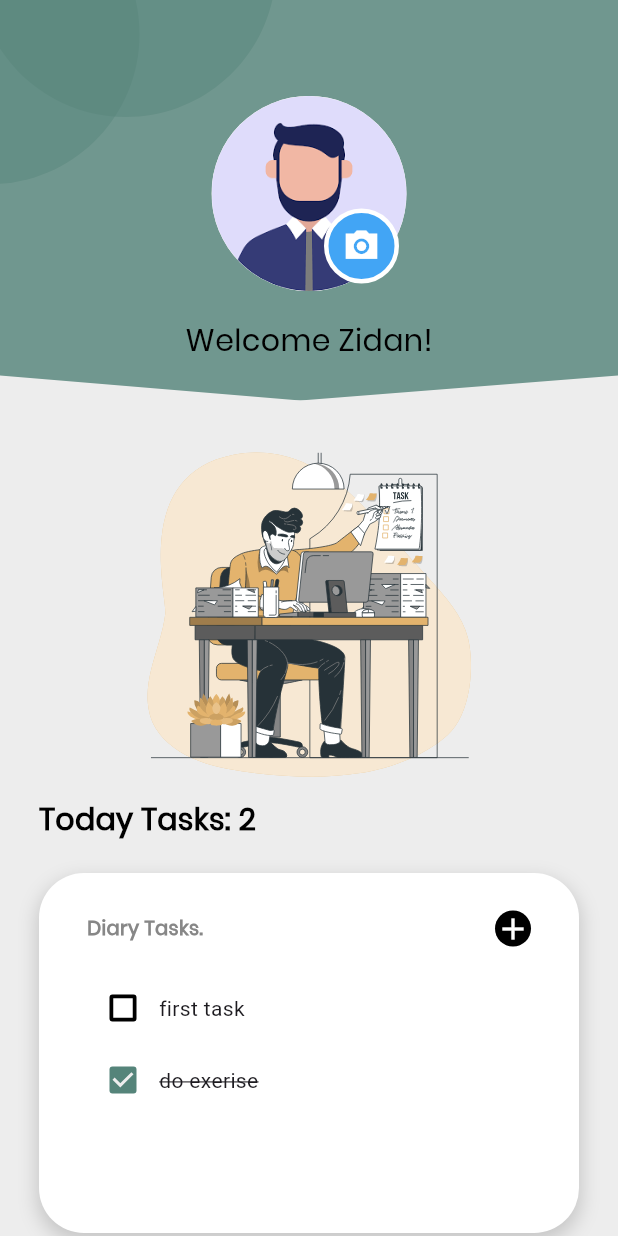
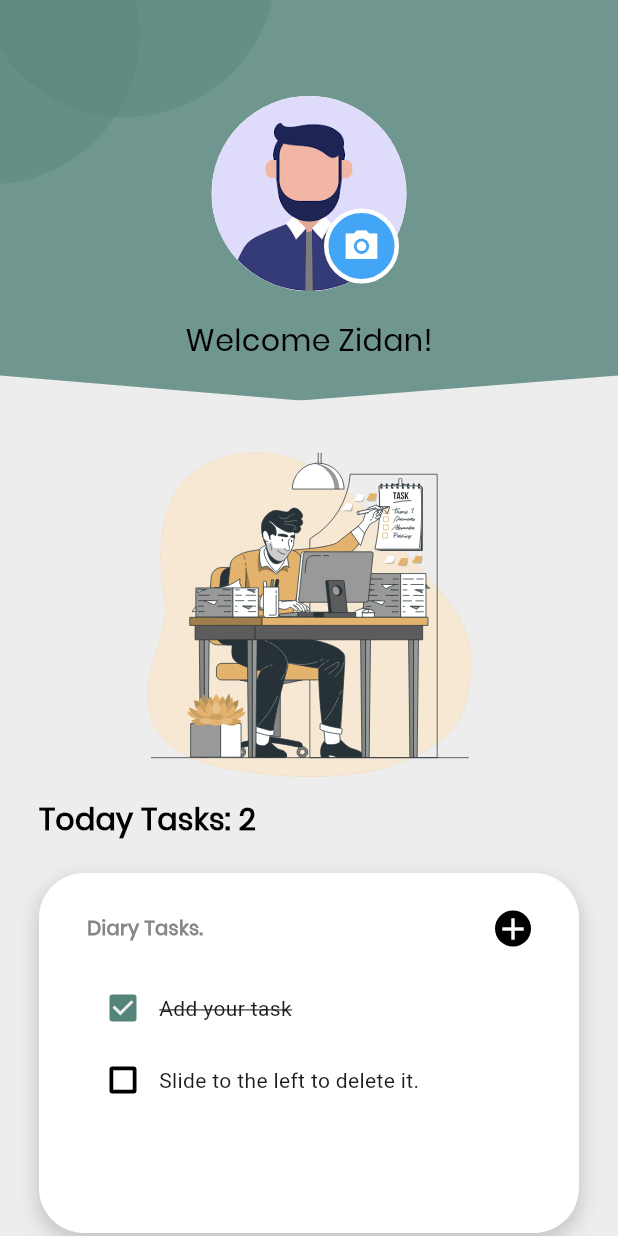
Before and after one commit to mozidan27/todo_list, a Flutter app: the HomeView screen opened by its route, after a tap on the "camera alt" icon, on a phone screen of 412 x 824 dp. Run offline on Flutter 3.47's test engine with Material 3 defaults, Android fonts, the phone set to English and light mode, and no system bars; drawn by our look-alikes of flutter_slidable; our stand-ins replace awesome_dialog, cloud_firestore, firebase_auth, firebase_core, flutter_bloc, flutter_svg and 5 more; accounts and stored records are empty; project files that could hold a hidden picture were left out.

Commit message:
package or image picker and cropper added, funcationaly of pickimage done as well

```diff
--- a/lib/app/todo_app.dart
+++ b/lib/app/todo_app.dart
@@ -1,7 +1,9 @@
 import 'package:flutter/material.dart';
+import 'package:flutter_bloc/flutter_bloc.dart';
 import 'package:todo_list/core/app_router.dart';
 import 'package:todo_list/core/utils/app_colors.dart';
-import 'package:todo_list/features/onboarding/presentation/screen/onboarding_view.dart';
+import 'package:todo_list/features/auth/presentation/cubit/auth_cubit.dart';
+import 'package:todo_list/features/auth/presentation/screen/auth_gate.dart';
 
 class TODo extends StatelessWidget {
   const TODo({super.key});
@@ -10,7 +12,7 @@ class TODo extends StatelessWidget {
   Widget build(BuildContext context) {
     return MaterialApp(
       theme: ThemeData(scaffoldBackgroundColor: AppColors.backGround),
-      home: OnBoardingView(),
+      home: BlocProvider(create: (context) => AuthCubit(), child: AuthGate()),
       debugShowCheckedModeBanner: false,
       routes: buildAppRoutes(),
     );
--- a/lib/features/auth/presentation/cubit/auth_cubit.dart
+++ b/lib/features/auth/presentation/cubit/auth_cubit.dart
@@ -2,11 +2,22 @@ import 'package:cloud_firestore/cloud_firestore.dart';
 import 'package:firebase_auth/firebase_auth.dart';
 import 'package:flutter/material.dart';
 import 'package:flutter_bloc/flutter_bloc.dart';
+import 'package:hive_flutter/hive_flutter.dart';
+import 'package:image_picker/image_picker.dart';
 import 'package:todo_list/core/funcations/custom_toast.dart';
 import 'package:todo_list/features/auth/presentation/cubit/auth_state.dart';
 
 class AuthCubit extends Cubit<AuthState> {
-  AuthCubit() : super(AuthInitial());
+  AuthCubit() : super(AuthInitial()) {
+    settingsBox = Hive.box('mybox');
+    bool isVisited = settingsBox.get(
+      'isOnboardingVisited',
+      defaultValue: false,
+    );
+    emit(IsVisited());
+  }
+  XFile? profilePic;
+  late Box settingsBox;
   String? emailAddress;
   String? password;
   String? fullName;
@@ -15,6 +26,11 @@ class AuthCubit extends Cubit<AuthState> {
   GlobalKey<FormState> signUpFromKey = GlobalKey();
   GlobalKey<FormState> signInFromKey = GlobalKey();
   GlobalKey<FormState> resetPasswordFromKey = GlobalKey();
+
+  void setOnboardingVisited(bool value) {
+    settingsBox.put('isOnboardingVisited', value);
+    emit(IsVisited());
+  }
 
   //!sign up method
   Future<void> signUpWithEmailAndPassword() async {
@@ -117,4 +133,9 @@ class AuthCubit extends Cubit<AuthState> {
       customToast(meg: e.toString());
     }
   }
+
+  uploadProfilePic(XFile? image) {
+    profilePic = image;
+    emit(UploadProfilePic());
+  }
 }
--- a/lib/features/auth/presentation/cubit/auth_state.dart
+++ b/lib/features/auth/presentation/cubit/auth_state.dart
@@ -35,3 +35,7 @@ final class PasswordResetEmailFauiler extends AuthState {
 
   PasswordResetEmailFauiler({required this.errorMessage});
 }
+
+final class IsVisited extends AuthState {}
+
+final class UploadProfilePic extends AuthState {}
--- /dev/null
+++ b/lib/features/home/data/database.dart
@@ -0,0 +1,21 @@
+import 'package:hive_flutter/adapters.dart';
+
+class ToDoDataBase {
+  List toDoList = [];
+  final _myBox = Hive.box('mybox');
+
+  void createInitialData() {
+    toDoList = [
+      ["Add your task", true],
+      ["Slide to the left to delete it.", false],
+    ];
+  }
+
+  void loadData() {
+    toDoList = _myBox.get("TODOLIST");
+  }
+
+  void updateDataBase() {
+    _myBox.put("TODOLIST", toDoList);
+  }
+}
--- a/lib/features/home/presentation/screen/home_view.dart
+++ b/lib/features/home/presentation/screen/home_view.dart
@@ -1,6 +1,7 @@
 import 'package:firebase_auth/firebase_auth.dart';
 import 'package:flutter/material.dart';
 import 'package:flutter_svg/svg.dart';
+import 'package:hive_flutter/hive_flutter.dart';
 import 'package:todo_list/core/funcations/custom_toast.dart';
 import 'package:todo_list/core/funcations/navigation.dart';
 import 'package:todo_list/core/helper/spacing.dart';
@@ -8,6 +9,7 @@ import 'package:todo_list/core/utils/app_assets.dart';
 import 'package:todo_list/core/utils/app_colors.dart';
 import 'package:todo_list/core/utils/custom_text_style.dart';
 import 'package:todo_list/core/widgets/custom_bottom.dart';
+import 'package:todo_list/features/home/data/database.dart';
 import 'package:todo_list/features/home/presentation/widgets/custom_awesome_dialog_box.dart';
 import 'package:todo_list/features/home/presentation/widgets/profile_image_and_welcome_text.dart';
 import 'package:todo_list/features/home/presentation/widgets/to_do_tile.dart';
@@ -20,24 +22,35 @@ class HomeView extends StatefulWidget {
 }
 
 class _HomeViewState extends State<HomeView> {
-  void createNewTask(BuildContext context) {}
+  final _myBox = Hive.box('mybox');
+  ToDoDataBase db = ToDoDataBase();
+
+  @override
+  void initState() {
+    if (_myBox.get("TODOLIST") == null) {
+      db.createInitialData();
+    } else {
+      db.loadData();
+    }
+    super.initState();
+  }
+
   final _controller = TextEditingController();
-  List toDoList = [
-    ["first task", false],
-    ["do exerise", true],
-  ];
+
   void checkBoxChanged(bool? value, int index) {
     setState(() {
-      toDoList[index][1] = !toDoList[index][1];
+      db.toDoList[index][1] = !db.toDoList[index][1];
     });
+    db.updateDataBase();
   }
 
   void addNewTask() {
     if (_controller.text.isNotEmpty) {
       setState(() {
-        toDoList.add([_controller.text, false]);
+        db.toDoList.add([_controller.text, false]);
         _controller.clear();
       });
+      db.updateDataBase();
     } else {
       customToast(meg: 'Enter some text', backgroundColor: AppColors.red);
     }
@@ -45,8 +58,9 @@ class _HomeViewState extends State<HomeView> {
 
   void deleteTask(int index) {
     setState(() {
-      toDoList.removeAt(index);
+      db.toDoList.removeAt(index);
     });
+    db.updateDataBase();
   }
 
   @override
@@ -66,7 +80,7 @@ class _HomeViewState extends State<HomeView> {
                 crossAxisAlignment: CrossAxisAlignment.start,
                 children: [
                   Text(
-                    "Today Tasks: ${toDoList.length}",
+                    "Today Tasks: ${db.toDoList.length}",
                     style: CustomTextStyle.poppins20W500Black.copyWith(
                       fontWeight: FontWeight.w900,
                     ),
@@ -127,17 +141,17 @@ class _HomeViewState extends State<HomeView> {
                             trackVisibility: true,
                             interactive: true,
                             child:
-                                toDoList.isNotEmpty
+                                db.toDoList.isNotEmpty
                                     ? ListView.builder(
                                       padding: EdgeInsets.zero,
                                       shrinkWrap: true,
-                                      itemCount: toDoList.length,
+                                      itemCount: db.toDoList.length,
                                       itemBuilder: (context, index) {
                                         return ToDoTile(
                                           onPressed:
                                               (context) => deleteTask(index),
-                                          taskName: toDoList[index][0],
-                                          taskCompleted: toDoList[index][1],
+                                          taskName: db.toDoList[index][0],
+                                          taskCompleted: db.toDoList[index][1],
                                           onChanged:
                                               (value) =>
                                                   checkBoxChanged(value, index),
--- a/lib/features/home/presentation/widgets/pick_image_widget.dart
+++ b/lib/features/home/presentation/widgets/pick_image_widget.dart
@@ -1,16 +1,28 @@
+import 'dart:io';
 import 'package:flutter/material.dart';
+import 'package:flutter_bloc/flutter_bloc.dart';
+import 'package:image_picker/image_picker.dart';
+import 'package:todo_list/features/auth/presentation/cubit/auth_cubit.dart';
+import 'package:todo_list/features/auth/presentation/cubit/auth_state.dart';
 
 class PickImageWidget extends StatelessWidget {
   const PickImageWidget({super.key});
 
   @override
   Widget build(BuildContext context) {
+    return BlocConsumer<AuthCubit, AuthState>(
+      listener: (context, state) {},
+      builder: (context, state) {
         return SizedBox(
           width: 130,
           height: 130,
-      child: CircleAvatar(
+          child:
+              context.read<AuthCubit>().profilePic == null
+                  ? CircleAvatar(
                     backgroundColor: Colors.grey.shade200,
-        backgroundImage: const AssetImage("assets/images/avatar.png"),
+                    backgroundImage: const AssetImage(
+                      "assets/images/avatar.png",
+                    ),
                     child: Stack(
                       children: [
                         Positioned(
@@ -23,18 +35,19 @@ class PickImageWidget extends StatelessWidget {
                               width: 50,
                               decoration: BoxDecoration(
                                 color: Colors.blue.shade400,
-                    border: Border.all(color: Colors.white, width: 3),
+                                border: Border.all(
+                                  color: Colors.white,
+                                  width: 3,
+                                ),
                                 borderRadius: BorderRadius.circular(25),
                               ),
                               child: GestureDetector(
                                 onTap: () {
-                      // ImagePicker()
-                      //     .pickImage(source: ImageSource.gallery)
-                      //     .then(
-                      //       (value) => context
-                      //           .read<UserCubit>()
-                      //           .uploadProfilePic(value!),
-                      //     );
+                                  if (pickimage(context) == null) {
+                                    return;
+                                  } else {
+                                    pickimage(context);
+                                  }
                                 },
                                 child: const Icon(
                                   Icons.camera_alt_sharp,
@@ -47,78 +60,29 @@ class PickImageWidget extends StatelessWidget {
                         ),
                       ],
                     ),
+                  )
+                  : GestureDetector(
+                    onTap: () {
+                      if (pickimage(context) == null) {
+                        return;
+                      } else {
+                        pickimage(context);
+                      }
+                    },
+                    child: CircleAvatar(
+                      backgroundImage: FileImage(
+                        File(context.read<AuthCubit>().profilePic!.path),
+                      ),
+                    ),
                   ),
         );
+      },
+    );
+  }
+
+  pickimage(BuildContext context) {
+    ImagePicker()
+        .pickImage(source: ImageSource.gallery)
+        .then((value) => context.read<AuthCubit>().uploadProfilePic(value));
   }
 }
-
-
-// import 'dart:io';
-
-// import 'package:flutter/material.dart';
-// import 'package:flutter_bloc/flutter_bloc.dart';
-// import 'package:happy_tech_mastering_api_with_flutter/cubit/user_cubit.dart';
-// import 'package:happy_tech_mastering_api_with_flutter/cubit/user_state.dart';
-// import 'package:image_picker/image_picker.dart';
-
-// class PickImageWidget extends StatelessWidget {
-//   const PickImageWidget({
-//     super.key,
-//   });
-
-//   @override
-//   Widget build(BuildContext context) {
-//     return BlocConsumer<UserCubit, UserState>(
-//       listener: (context, state) {},
-//       builder: (context, state) {
-//         return SizedBox(
-//           width: 130,
-//           height: 130,
-//           child: context.read<UserCubit>().profilePic == null
-//               ? CircleAvatar(
-//                   backgroundColor: Colors.grey.shade200,
-//                   backgroundImage: const AssetImage("assets/images/avatar.png"),
-//                   child: Stack(
-//                     children: [
-//                       Positioned(
-//                         bottom: 5,
-//                         right: 5,
-//                         child: GestureDetector(
-//                           onTap: () async {},
-//                           child: Container(
-//                             height: 50,
-//                             width: 50,
-//                             decoration: BoxDecoration(
-//                               color: Colors.blue.shade400,
-//                               border: Border.all(color: Colors.white, width: 3),
-//                               borderRadius: BorderRadius.circular(25),
-//                             ),
-//                             child: GestureDetector(
-//                               onTap: () {
-//                                 ImagePicker()
-//                                     .pickImage(source: ImageSource.gallery)
-//                                     .then((value) => context
-//                                         .read<UserCubit>()
-//                                         .uploadProfilePic(value!));
-//                               },
-//                               child: const Icon(
-//                                 Icons.camera_alt_sharp,
-//                                 color: Colors.white,
-//                                 size: 25,
-//                               ),
-//                             ),
-//                           ),
-//                         ),
-//                       ),
-//                     ],
-//                   ),
-//                 )
-//               : CircleAvatar(
-//                   backgroundImage: FileImage(
-//                       File(context.read<UserCubit>().profilePic!.path)),
-//                 ),
-//         );
-//       },
-//     );
-//   }
-// }
--- a/lib/features/home/presentation/widgets/profile_image_and_welcome_text.dart
+++ b/lib/features/home/presentation/widgets/profile_image_and_welcome_text.dart
@@ -1,8 +1,10 @@
 import 'package:flutter/material.dart';
+import 'package:flutter_bloc/flutter_bloc.dart';
 import 'package:flutter_svg/svg.dart';
 import 'package:todo_list/core/helper/spacing.dart';
 import 'package:todo_list/core/utils/app_assets.dart';
 import 'package:todo_list/core/utils/custom_text_style.dart';
+import 'package:todo_list/features/auth/presentation/cubit/auth_cubit.dart';
 import 'package:todo_list/features/home/presentation/widgets/pick_image_widget.dart';
 
 class ProfileImageAndWelcomeText extends StatelessWidget {
@@ -26,7 +28,12 @@ class ProfileImageAndWelcomeText extends StatelessWidget {
           Column(
             children: [
               verticalSpace(64),
-              Center(child: PickImageWidget()),
+              Center(
+                child: BlocProvider(
+                  create: (context) => AuthCubit(),
+                  child: PickImageWidget(),
+                ),
+              ),
               verticalSpace(19),
               Center(
                 child: Text(name, style: CustomTextStyle.poppins20W500Black),
--- a/lib/main.dart
+++ b/lib/main.dart
@@ -1,10 +1,13 @@
 import 'package:firebase_core/firebase_core.dart';
 import 'package:flutter/material.dart';
+import 'package:hive_flutter/hive_flutter.dart';
 import 'package:todo_list/app/todo_app.dart';
 import 'package:todo_list/firebase_options.dart';
 
 void main() async {
   WidgetsFlutterBinding.ensureInitialized();
   await Firebase.initializeApp(options: DefaultFirebaseOptions.currentPlatform);
+  await Hive.initFlutter();
+  var box = await Hive.openBox('mybox');
   runApp(const TODo());
 }
--- a/pubspec.yaml
+++ b/pubspec.yaml
@@ -45,6 +45,10 @@ dependencies:
   awesome_dialog: ^3.2.1
   flutter_slidable: ^4.0.0
   hive_flutter: ^1.1.0
+  hive_generator: ^2.0.1
+  build_runner: ^2.4.15
+  image_picker: ^1.1.2
+  image_cropper: ^9.1.0
 
 dev_dependencies:
   flutter_test:
```
Also changed, not shown: lib/features/auth/presentation/screen/auth_gate.dart (added, +20 -0 lines), lib/features/onboarding/presentation/screen/onboarding_view.dart (+7 -1 lines), pubspec.lock, 7 other files. Lines whose indentation alone changed are shown as unchanged.
